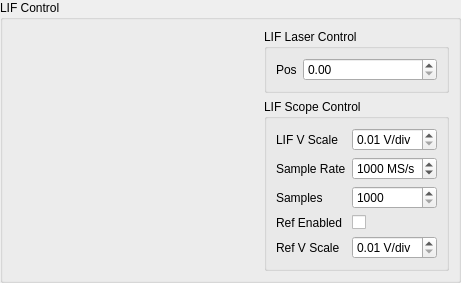
The window that lifcontrolwidget.ui (kncrabtree/blackchirp) describes before a commit, drawn with Qt 5.
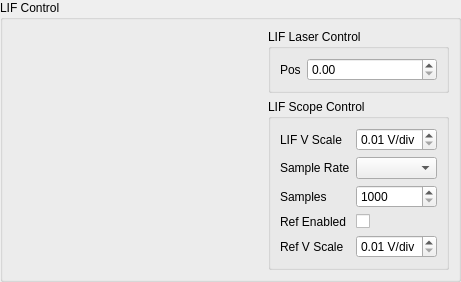
The same window after the commit. Custom widgets are drawn as their Qt base class.

Diff of the .ui file:
```diff
--- a/lifcontrolwidget.ui
+++ b/lifcontrolwidget.ui
@@ -7,7 +7,7 @@
     <x>0</x>
     <y>0</y>
     <width>461</width>
-    <height>261</height>
+    <height>267</height>
    </rect>
   </property>
   <property name="windowTitle">
@@ -58,8 +58,20 @@
           <layout class="QVBoxLayout" name="verticalLayout_4">
            <item>
             <layout class="QFormLayout" name="formLayout_2">
+             <property name="labelAlignment">
+              <set>Qt::AlignLeading|Qt::AlignLeft|Qt::AlignVCenter</set>
+             </property>
+             <property name="formAlignment">
+              <set>Qt::AlignLeading|Qt::AlignLeft|Qt::AlignVCenter</set>
+             </property>
              <item row="0" column="0">
               <widget class="QLabel" name="posLabel">
+               <property name="sizePolicy">
+                <sizepolicy hsizetype="Preferred" vsizetype="MinimumExpanding">
+                 <horstretch>0</horstretch>
+                 <verstretch>0</verstretch>
+                </sizepolicy>
+               </property>
                <property name="text">
                 <string>Pos</string>
                </property>
@@ -127,25 +139,6 @@
                </property>
               </widget>
              </item>
-             <item row="1" column="1">
-              <widget class="QSpinBox" name="sampleRateSpinBox">
-               <property name="suffix">
-                <string> MS/s</string>
-               </property>
-               <property name="minimum">
-                <number>100</number>
-               </property>
-               <property name="maximum">
-                <number>2000</number>
-               </property>
-               <property name="singleStep">
-                <number>100</number>
-               </property>
-               <property name="value">
-                <number>1000</number>
-               </property>
-              </widget>
-             </item>
              <item row="2" column="0">
               <widget class="QLabel" name="samplesLabel">
                <property name="sizePolicy">
@@ -217,6 +210,9 @@
                </property>
               </widget>
              </item>
+             <item row="1" column="1">
+              <widget class="QComboBox" name="sampleRateComboBox"/>
+             </item>
             </layout>
            </item>
           </layout>
```
Left out of the diff: 9 changed lines with no effect on the pictures.
